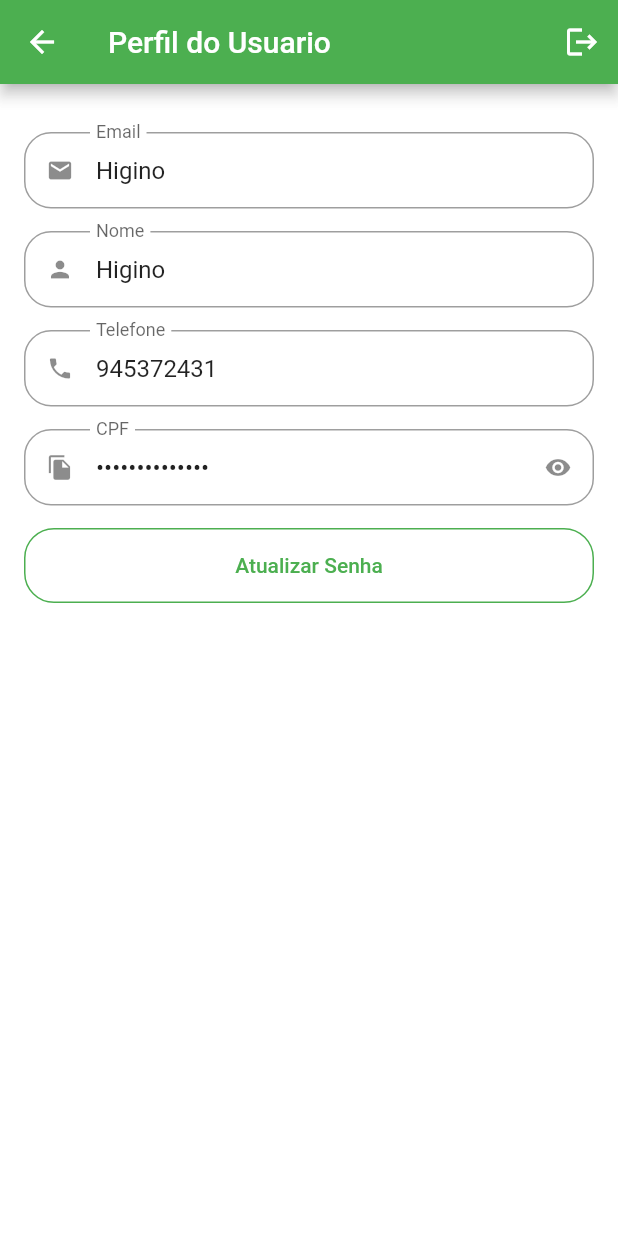
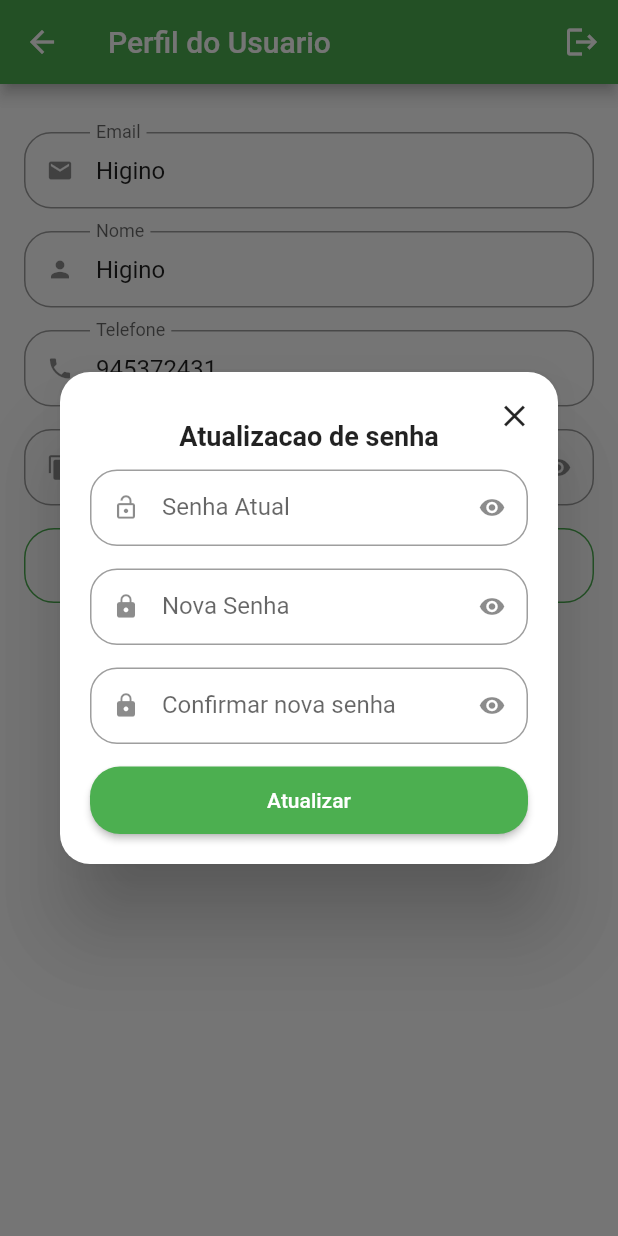
Before and after one commit to goncalveshigino/quitanda, a Flutter app: the ProfileTab screen opened directly, after a tap on "Atualizar Senha", on a phone screen of 412 x 824 dp. Run offline on Flutter 3.47's test engine with Material 2 defaults, Android fonts, the phone set to English and light mode, and no system bars; our stand-ins replace animated_text_kit, badges, mask_text_input_formatter.

Commit message:
Alterar senha

```diff
--- a/lib/src/pages/profile/profile_tab.dart
+++ b/lib/src/pages/profile/profile_tab.dart
@@ -2,11 +2,16 @@ import 'package:flutter/material.dart';
 import 'package:quitanda/src/pages/common_widgets/custom_text_field.dart';
 import 'package:quitanda/src/config/app_data.dart' as appData;
 
-class ProfileTab extends StatelessWidget {
+class ProfileTab extends StatefulWidget {
   const ProfileTab({
     Key? key,
   }) : super(key: key);
 
+  @override
+  State<ProfileTab> createState() => _ProfileTabState();
+}
+
+class _ProfileTabState extends State<ProfileTab> {
   @override
   Widget build(BuildContext context) {
     return Scaffold(
@@ -20,7 +25,7 @@ class ProfileTab extends StatelessWidget {
         ],
       ),
       body: ListView(
-        physics: BouncingScrollPhysics(),
+        physics:const BouncingScrollPhysics(),
         padding: const EdgeInsets.fromLTRB(16, 32, 16, 16),
         children: [
           CustomTextField(
@@ -56,7 +61,9 @@ class ProfileTab extends StatelessWidget {
                     borderRadius: BorderRadius.circular(20)),
                 side: const BorderSide(color: Colors.green),
               ),
-              onPressed: () {},
+              onPressed: () {
+                updatePassword();
+              },
               child: const Text('Atualizar Senha'),
             ),
           )
@@ -64,4 +71,74 @@ class ProfileTab extends StatelessWidget {
       ),
     );
   }
+
+  Future<bool?> updatePassword() {
+    return showDialog(
+      context: context,
+      builder: (context) {
+        return Dialog(
+          shape: RoundedRectangleBorder(
+            borderRadius: BorderRadius.circular(20),
+          ),
+          child: Stack(
+            children: [
+              Padding(
+                padding: const EdgeInsets.all(20.0),
+                child: Column(
+                  mainAxisSize: MainAxisSize.min,
+                  crossAxisAlignment: CrossAxisAlignment.stretch,
+                  children: [
+                    const Padding(
+                      padding: EdgeInsets.symmetric(vertical: 12),
+                      child: Text(
+                        'Atualizacao de senha',
+                        textAlign: TextAlign.center,
+                        style: TextStyle(
+                            fontSize: 18, fontWeight: FontWeight.bold),
+                      ),
+                    ),
+                    const CustomTextField(
+                      isSecret: true,
+                      icon: Icons.lock_open_outlined,
+                      label: 'Senha Atual',
+                    ),
+                    const CustomTextField(
+                      isSecret: true,
+                      icon: Icons.lock,
+                      label: 'Nova Senha',
+                    ),
+                    const CustomTextField(
+                      isSecret: true,
+                      icon: Icons.lock,
+                      label: 'Confirmar nova senha',
+                    ),
+                    SizedBox(
+                      height: 45,
+                      child: ElevatedButton(
+                        style: ElevatedButton.styleFrom(
+                            shape: RoundedRectangleBorder(
+                                borderRadius: BorderRadius.circular(20))),
+                        onPressed: () {},
+                        child: const Text('Atualizar'),
+                      ),
+                    )
+                  ],
+                ),
+              ),
+              Positioned(
+                top: 5,
+                right: 5,
+                child: IconButton(
+                  onPressed: () {
+                    Navigator.of(context).pop();
+                  },
+                  icon: const Icon(Icons.close),
+                ),
+              ),
+            ],
+          ),
+        );
+      },
+    );
+  }
 }
```
